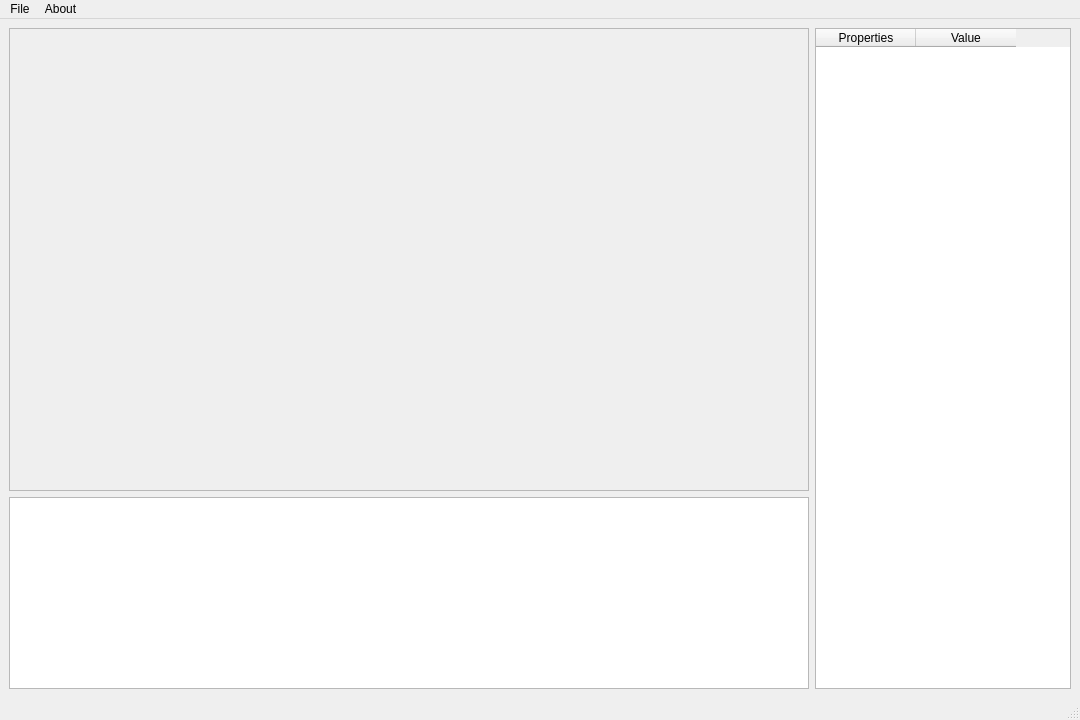
The window that src/gui/ui/mainwindow.ui (previoip/py-DICOMViewer) describes before a commit, drawn with Qt 5.
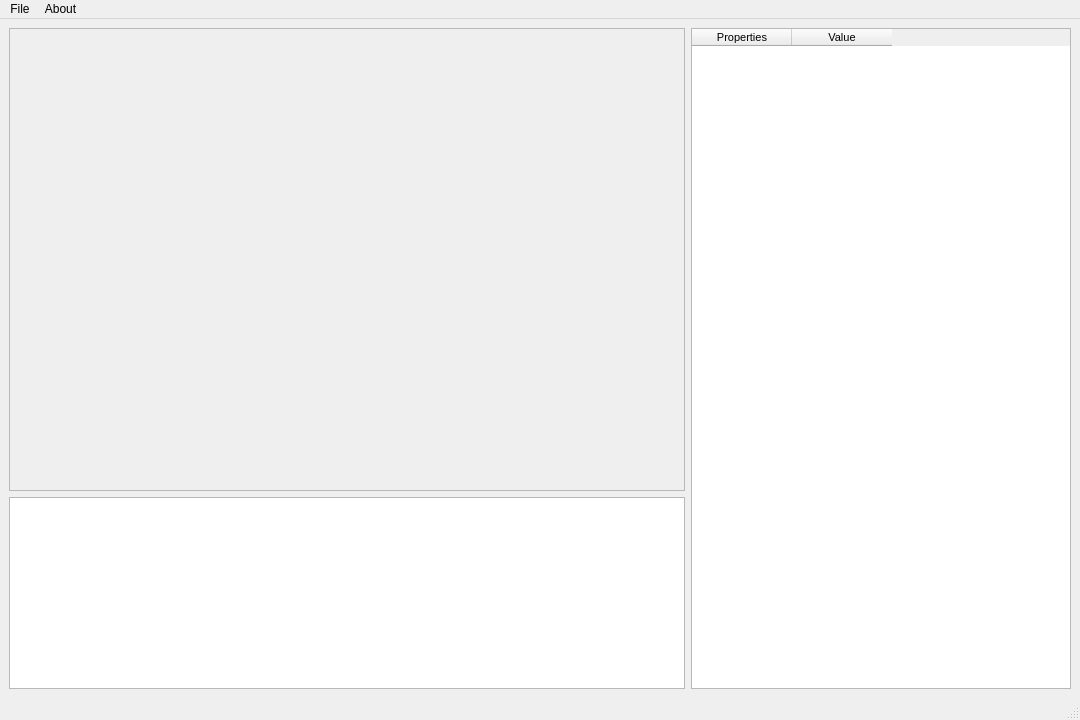
The same window after the commit.

```diff
--- a/src/gui/ui/mainwindow.ui
+++ b/src/gui/ui/mainwindow.ui
@@ -18,7 +18,7 @@
   </property>
   <property name="minimumSize">
    <size>
-    <width>360</width>
+    <width>1080</width>
     <height>720</height>
    </size>
   </property>
@@ -39,14 +39,84 @@
     </sizepolicy>
    </property>
    <layout class="QGridLayout" name="gridLayout">
+    <item row="0" column="2" rowspan="2">
+     <widget class="QTableWidget" name="tableWidget">
+      <property name="sizePolicy">
+       <sizepolicy hsizetype="Maximum" vsizetype="Expanding">
+        <horstretch>0</horstretch>
+        <verstretch>0</verstretch>
+       </sizepolicy>
+      </property>
+      <property name="minimumSize">
+       <size>
+        <width>380</width>
+        <height>0</height>
+       </size>
+      </property>
+      <property name="font">
+       <font>
+        <pointsize>8</pointsize>
+       </font>
+      </property>
+      <property name="editTriggers">
+       <set>QAbstractItemView::NoEditTriggers</set>
+      </property>
+      <property name="alternatingRowColors">
+       <bool>false</bool>
+      </property>
+      <property name="selectionBehavior">
+       <enum>QAbstractItemView::SelectColumns</enum>
+      </property>
+      <property name="showGrid">
+       <bool>true</bool>
+      </property>
+      <property name="columnCount">
+       <number>2</number>
+      </property>
+      <attribute name="horizontalHeaderCascadingSectionResizes">
+       <bool>false</bool>
+      </attribute>
+      <attribute name="horizontalHeaderMinimumSectionSize">
+       <number>43</number>
+      </attribute>
+      <attribute name="horizontalHeaderHighlightSections">
+       <bool>false</bool>
+      </attribute>
+      <attribute name="horizontalHeaderShowSortIndicator" stdset="0">
+       <bool>false</bool>
+      </attribute>
+      <attribute name="verticalHeaderCascadingSectionResizes">
+       <bool>false</bool>
+      </attribute>
+      <attribute name="verticalHeaderHighlightSections">
+       <bool>false</bool>
+      </attribute>
+      <column>
+       <property name="text">
+        <string>Properties</string>
+       </property>
+      </column>
+      <column>
+       <property name="text">
+        <string>Value</string>
+       </property>
+      </column>
+     </widget>
+    </item>
     <item row="1" column="1">
      <widget class="QTreeView" name="treeView">
       <property name="sizePolicy">
        <sizepolicy hsizetype="Expanding" vsizetype="Maximum">
         <horstretch>0</horstretch>
-        <verstretch>100</verstretch>
+        <verstretch>0</verstretch>
        </sizepolicy>
       </property>
+      <property name="minimumSize">
+       <size>
+        <width>0</width>
+        <height>180</height>
+       </size>
+      </property>
       <attribute name="headerVisible">
        <bool>false</bool>
       </attribute>
@@ -62,29 +132,6 @@
       </property>
      </widget>
     </item>
-    <item row="0" column="2" rowspan="2">
-     <widget class="QTableWidget" name="tableWidget">
-      <property name="sizePolicy">
-       <sizepolicy hsizetype="Maximum" vsizetype="Expanding">
-        <horstretch>125</horstretch>
-        <verstretch>0</verstretch>
-       </sizepolicy>
-      </property>
-      <property name="columnCount">
-       <number>2</number>
-      </property>
-      <column>
-       <property name="text">
-        <string>Properties</string>
-       </property>
-      </column>
-      <column>
-       <property name="text">
-        <string>Value</string>
-       </property>
-      </column>
-     </widget>
-    </item>
    </layout>
   </widget>
   <widget class="QMenuBar" name="menubar">
```
Left out of the diff: 3 changed lines with no effect on the pictures.
